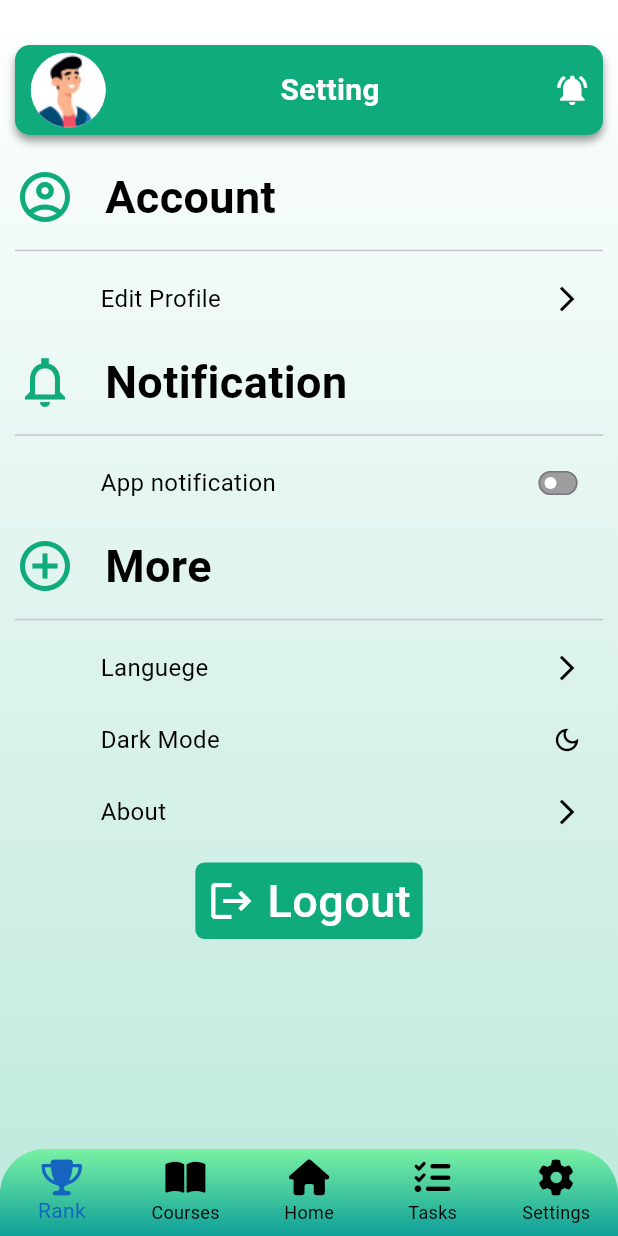
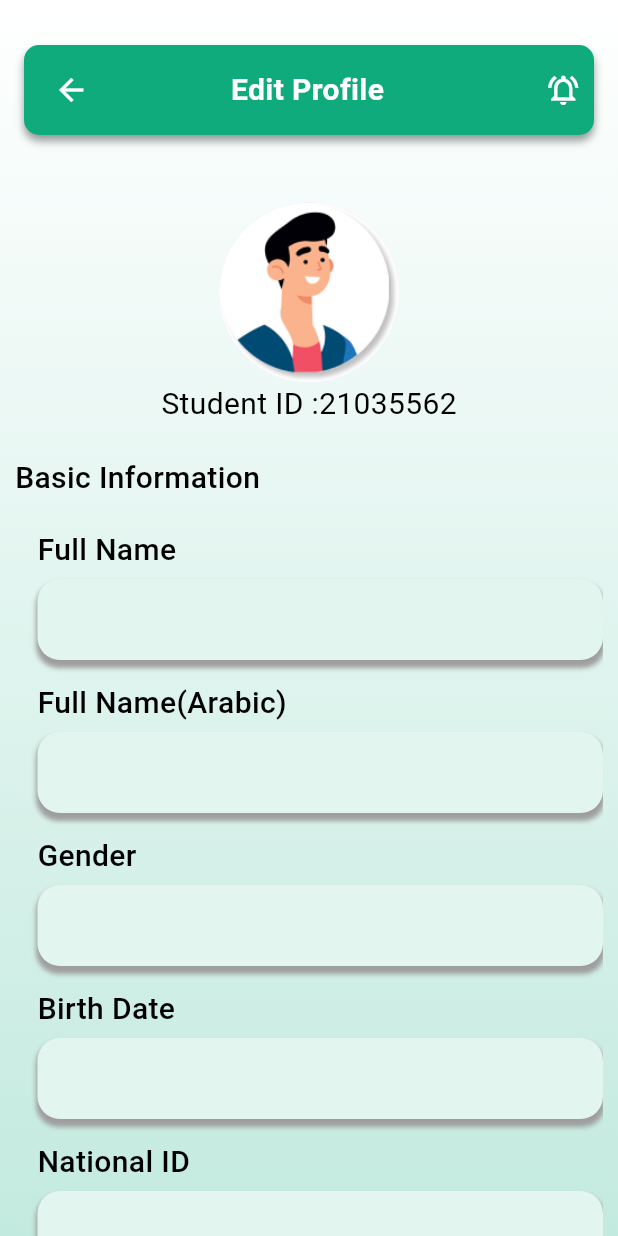
Before and after one commit to aalaaabdullah95/DEPI, a Flutter app: the screen it shows after launch, after a tap on the "arrow forward ios" icon, on a phone screen of 412 x 824 dp. Run offline on Flutter 3.47's test engine with Material 3 defaults, Android fonts, the phone set to English and light mode, and no system bars; our stand-ins replace font_awesome_flutter, go_router.

Commit message:
sec6 done

```diff
--- a/lib/core/utilies/app_router.dart
+++ b/lib/core/utilies/app_router.dart
@@ -4,6 +4,7 @@ import 'package:test_project_depi/feature/registers/presentation/view/register_t
 import 'package:test_project_depi/feature/registers/presentation/view/register_two_view.dart';
 import 'package:test_project_depi/feature/sec_four_student/presentation/view/announcementView.dart';
 import 'package:test_project_depi/feature/sec_four_student/presentation/view/announcementWithDetails.dart';
+import 'package:test_project_depi/feature/sec_six_student/presentation/view/account_setting_student_screen.dart';
 import 'package:test_project_depi/feature/sec_six_student/presentation/view/setting_student_screen.dart';
 import 'package:test_project_depi/feature/sec_three_student/presentation/view/complaints_and_suggestions.dart';
 
@@ -50,9 +51,9 @@ abstract class AppRouter {
       path: settingStudentScreen,
       builder: (context, state) => const SettingStudentScreen(),
     ),
-    // GoRoute(
-    //   path: accountSettingStudentScreen,
-    //   builder: (context, state) => const AccountSettingStudentScreen(),
-    // ),
+    GoRoute(
+      path: accountSettingStudentScreen,
+      builder: (context, state) => const AccountSettingStudentScreen(),
+    ),
   ]);
 }
--- a/lib/core/utilies/assets.dart
+++ b/lib/core/utilies/assets.dart
@@ -2,5 +2,5 @@ class Assets {
   static const logo =
       'assets/images/WhatsApp_Image_2024-09-16_at_23.03.11_46c4b9d0-removebg-preview.png';
 
-  static const exampleImage = 'assets/images/Profile Pic.png';
+  static const exampleImage = 'assets/images/Profile Pic.jpg';
 }
--- a/lib/core/utilies/styles.dart
+++ b/lib/core/utilies/styles.dart
@@ -31,8 +31,16 @@ abstract class Styles {
     fontWeight: FontWeight.w600,
     color: MyColors.textColor,
   );
-  static const textstyle20Black =
-      TextStyle(fontSize: 20, color: Colors.black, fontWeight: FontWeight.w400);
+  static const textstyle20Black = TextStyle(
+    fontSize: 20,
+    color: Colors.black,
+    fontWeight: FontWeight.w400,
+  );
+  static const textstyle20BlackM = TextStyle(
+    fontSize: 20,
+    color: Colors.black,
+    fontWeight: FontWeight.w500,
+  );
   static const textstyle30Black = TextStyle(
     fontSize: 30,
     color: Colors.black,
--- a/lib/feature/sec_four_student/presentation/view/announcementView.dart
+++ b/lib/feature/sec_four_student/presentation/view/announcementView.dart
@@ -4,7 +4,7 @@ import 'package:test_project_depi/core/utilies/app_router.dart';
 import 'package:test_project_depi/core/widget/backGroundNavigationBar.dart';
 import 'package:test_project_depi/core/widget/containerBackground.dart';
 import 'package:test_project_depi/core/widget/custom_bottomNavBar.dart';
-import 'package:test_project_depi/core/widget/custom_button.dart';
+import 'package:test_project_depi/core/widget/custom_button_for_all.dart';
 import 'package:test_project_depi/core/widget/grediant_background.dart';
 import 'package:test_project_depi/feature/sec_four_student/presentation/view/widgets/FromAndSubjectAndDate.dart';
 import 'package:test_project_depi/feature/sec_four_student/presentation/view/widgets/blue_circuit.dart';
--- a/lib/feature/sec_four_student/presentation/view/announcementWithDetails.dart
+++ b/lib/feature/sec_four_student/presentation/view/announcementWithDetails.dart
@@ -7,7 +7,7 @@ import 'package:test_project_depi/core/utilies/styles.dart';
 import 'package:test_project_depi/core/widget/backGroundNavigationBar.dart';
 import 'package:test_project_depi/core/widget/containerBackground.dart';
 import 'package:test_project_depi/core/widget/custom_bottomNavBar.dart';
-import 'package:test_project_depi/core/widget/custom_button.dart';
+import 'package:test_project_depi/core/widget/custom_button_for_all.dart';
 import 'package:test_project_depi/core/widget/grediant_background.dart';
 
 class Announcementwithdetails extends StatelessWidget {
--- /dev/null
+++ b/lib/feature/sec_six_student/presentation/view/account_setting_student_screen.dart
@@ -0,0 +1,202 @@
+import 'package:flutter/material.dart';
+import 'package:go_router/go_router.dart';
+import 'package:test_project_depi/core/utilies/assets.dart';
+import 'package:test_project_depi/core/utilies/colors.dart';
+import 'package:test_project_depi/core/utilies/styles.dart';
+import 'package:test_project_depi/core/widget/custom_button_for_all.dart';
+import 'package:test_project_depi/core/widget/grediant_background.dart';
+
+class AccountSettingStudentScreen extends StatelessWidget {
+  const AccountSettingStudentScreen({super.key});
+
+  @override
+  Widget build(BuildContext context) {
+    return SafeArea(
+      child: Scaffold(
+        body: GradientBackground(
+          child: Padding(
+            padding: const EdgeInsets.only(left: 10, right: 10, top: 30),
+            child: Column(
+              crossAxisAlignment: CrossAxisAlignment.center,
+              children: [
+                CustomButtonForALl(
+                  prefixxicon: const Icon(Icons.arrow_back),
+                  suffixicon: const Icon(Icons.notifications_active_outlined),
+                  onPressedForSuffix: () {},
+                  onPressedForprefix: () {
+                    GoRouter.of(context).pop();
+                  },
+                  tittle: 'Edit Profile',
+                  width: 380,
+                  heigh: 60,
+                ),
+                const SizedBox(
+                  height: 45,
+                ),
+                const CircleAvatar(
+                  maxRadius: 60,
+                  backgroundImage: AssetImage(
+                    Assets.exampleImage,
+                  ),
+                ),
+                const Text(
+                  'Student ID :21035562',
+                  style: Styles.textstyle20Black,
+                ),
+                const SizedBox(
+                  height: 20,
+                ),
+                const Align(
+                  alignment: Alignment.centerLeft,
+                  child: Text('Basic Information',
+                      style: Styles.textstyle20BlackM),
+                ),
+                const SizedBox(
+                  height: 19,
+                ),
+                Expanded(
+                    child: ListView(
+                  children: const [
+                    CustomHeaderWithTextFeild(
+                      header: 'Full Name',
+                    ),
+                    SizedBox(
+                      height: 14,
+                    ),
+                    CustomHeaderWithTextFeild(
+                      header: 'Full Name(Arabic)',
+                    ),
+                    SizedBox(
+                      height: 14,
+                    ),
+                    CustomHeaderWithTextFeild(
+                      header: 'Gender',
+                    ),
+                    SizedBox(
+                      height: 14,
+                    ),
+                    CustomHeaderWithTextFeild(
+                      header: 'Birth Date',
+                    ),
+                    SizedBox(
+                      height: 14,
+                    ),
+                    CustomHeaderWithTextFeild(
+                      header: 'National ID',
+                    ),
+                    SizedBox(
+                      height: 14,
+                    ),
+                    CustomHeaderWithTextFeild(
+                      header: 'Government',
+                    ),
+                    SizedBox(
+                      height: 14,
+                    ),
+                    CustomHeaderWithTextFeild(
+                      header: 'Email',
+                    ),
+                    SizedBox(
+                      height: 14,
+                    ),
+                    CustomHeaderWithTextFeild(
+                      header: 'Phone',
+                    ),
+                    SizedBox(
+                      height: 14,
+                    ),
+                    CustomHeaderWithTextFeild(
+                      header: 'Linkedin',
+                    ),
+                    SizedBox(
+                      height: 14,
+                    ),
+                    CustomHeaderWithTextFeild(
+                      header: 'University',
+                    ),
+                    SizedBox(
+                      height: 14,
+                    ),
+                    CustomHeaderWithTextFeild(
+                      header: 'College ',
+                    ),
+                    SizedBox(
+                      height: 14,
+                    ),
+                    CustomHeaderWithTextFeild(
+                      header: 'Specialization ',
+                    ),
+                    SizedBox(
+                      height: 14,
+                    ),
+                    CustomHeaderWithTextFeild(
+                      header: 'Appreciation ',
+                    ),
+                    SizedBox(
+                      height: 14,
+                    ),
+                    CustomHeaderWithTextFeild(
+                      header: 'Training Governorate  ',
+                    ),
+                  ],
+                )),
+              ],
+            ),
+          ),
+        ),
+      ),
+    );
+  }
+}
+
+class CustomHeaderWithTextFeild extends StatelessWidget {
+  final String header;
+  const CustomHeaderWithTextFeild({
+    super.key,
+    required this.header,
+  });
+
+  @override
+  Widget build(BuildContext context) {
+    return Padding(
+      padding: const EdgeInsets.only(
+        left: 15,
+      ),
+      child: Column(
+        crossAxisAlignment: CrossAxisAlignment.start,
+        mainAxisSize: MainAxisSize.max,
+        children: [
+          Text(
+            header,
+            style: Styles.textstyle20BlackM,
+          ),
+          const SizedBox(
+            height: 5,
+          ),
+          Container(
+            decoration: BoxDecoration(
+                color: Color(0xffE2F5EF),
+                borderRadius: BorderRadius.circular(15),
+                boxShadow: const [
+                  BoxShadow(
+                    color: Colors.grey,
+                    spreadRadius: 1,
+                    blurRadius: 2,
+                    offset: Offset(0, 4),
+                  ),
+                ]),
+            child: const TextField(
+              cursorColor: MyColors.textColor,
+              decoration: InputDecoration(
+                  contentPadding:
+                      EdgeInsets.symmetric(horizontal: 10, vertical: 15),
+                  enabledBorder: InputBorder.none,
+                  focusedBorder: InputBorder.none,
+                  border: InputBorder.none),
+            ),
+          )
+        ],
+      ),
+    );
+  }
+}
--- a/lib/feature/sec_six_student/presentation/view/setting_student_screen.dart
+++ b/lib/feature/sec_six_student/presentation/view/setting_student_screen.dart
@@ -1,5 +1,6 @@
 import 'package:flutter/material.dart';
 import 'package:go_router/go_router.dart';
+import 'package:test_project_depi/core/utilies/app_router.dart';
 import 'package:test_project_depi/core/utilies/colors.dart';
 import 'package:test_project_depi/core/utilies/styles.dart';
 import 'package:test_project_depi/core/widget/backGroundNavigationBar.dart';
@@ -119,7 +120,9 @@ class Part_of_account extends StatelessWidget {
           text: 'Edit Profile',
           widget: IconButton(
             onPressed: () {
-              /////// GoRouter.of(context).push('');
+              GoRouter.of(context).push(
+                AppRouter.accountSettingStudentScreen,
+              );
             },
             icon: const Icon(
               Icons.arrow_forward_ios,
--- a/lib/feature/sec_three_student/presentation/view/complaints_and_suggestions.dart
+++ b/lib/feature/sec_three_student/presentation/view/complaints_and_suggestions.dart
@@ -1,6 +1,6 @@
 import 'package:flutter/material.dart';
 import 'package:test_project_depi/core/widget/custom_bottomNavBar.dart';
-import 'package:test_project_depi/core/widget/custom_button.dart';
+import 'package:test_project_depi/core/widget/custom_button_for_all.dart';
 import 'package:test_project_depi/core/widget/grediant_background.dart';
 import 'package:test_project_depi/core/widget/backGroundNavigationBar.dart';
 import 'package:test_project_depi/feature/sec_three_student/presentation/view/widgets/body.dart';
```
Also changed, not shown: assets/images/Profile Pic.jpg (added), lib/core/widget/custom_button_for_all.dart (renamed from lib/core/widget/custom_button.dart).
